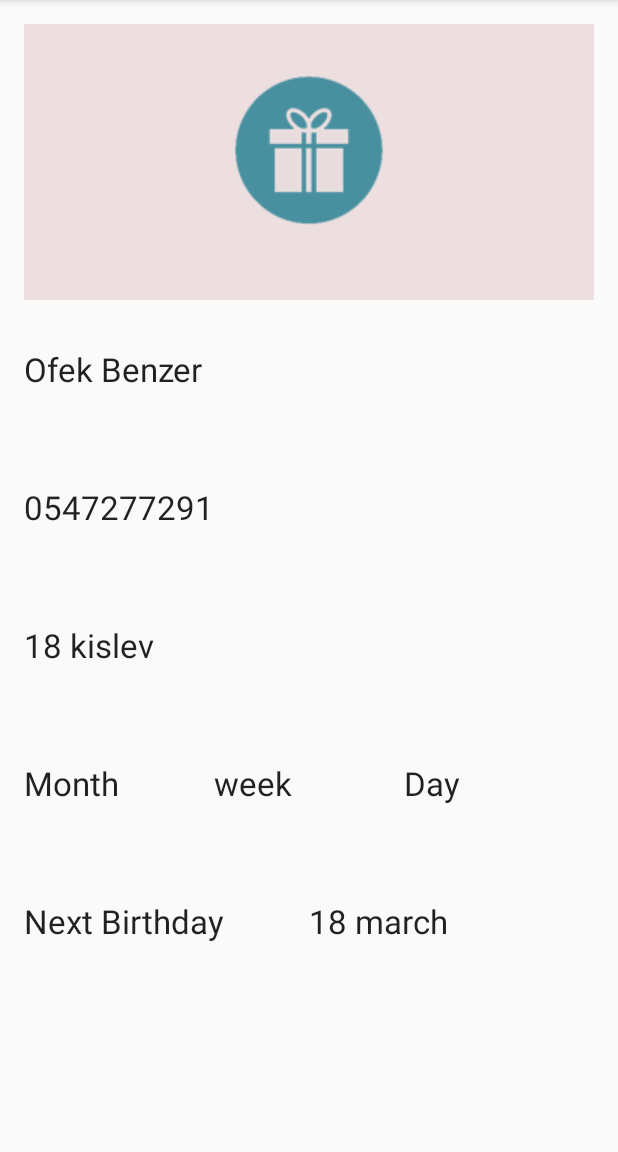
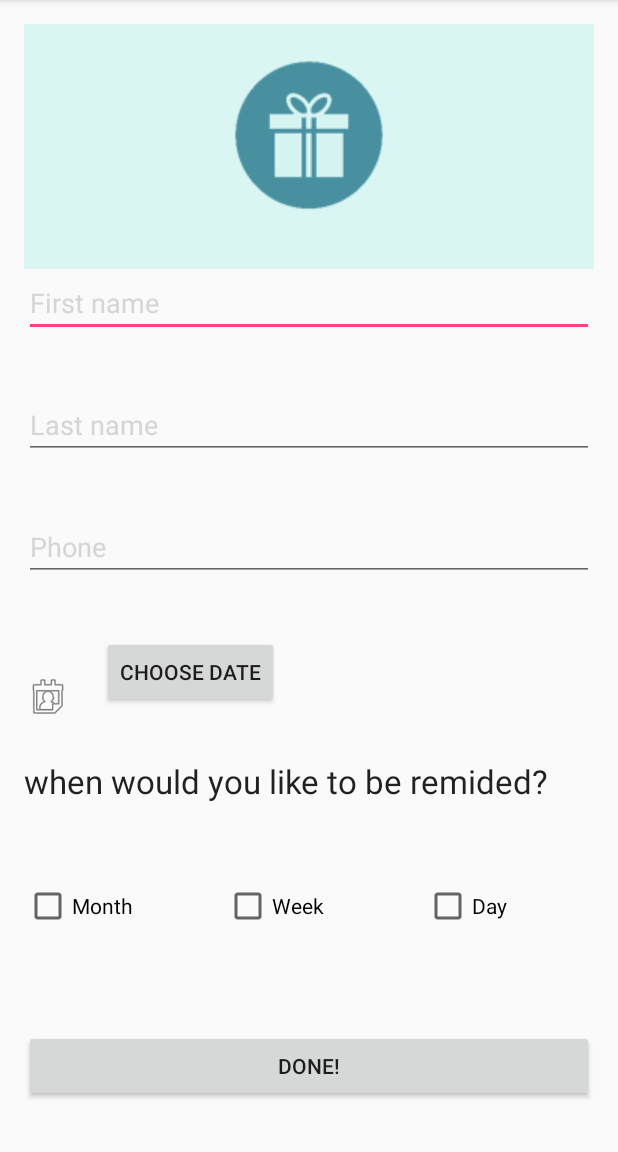
Before and after one commit to ydotco/HebrewBirthdayReminder, an Android app: the EditContact screen opened directly, with no data from a screen before it, on a phone screen of 412 x 824 dp, the part 84-1236 px from its top. Run offline under Robolectric (Android 15) with nearby library versions, the phone set to English and light mode, and no system bars; 8 statements that could not run were skipped.

Commit message:
edit contact and view contact added!

```diff
--- a/app/src/main/AndroidManifest.xml
+++ b/app/src/main/AndroidManifest.xml
@@ -26,8 +26,8 @@
         <activity
             android:name=".AddContact"
             android:noHistory="true" />
-        <activity android:name=".ViewContact" />
-        <activity android:name=".EditContact"></activity>
+        <activity android:name=".ViewContact"  />
+        <activity android:name=".EditContact" android:noHistory="true"></activity>
     </application>
 
 </manifest>
--- a/app/src/main/java/com/ydotco/hebrewbirthdayreminder/AddContact.java
+++ b/app/src/main/java/com/ydotco/hebrewbirthdayreminder/AddContact.java
@@ -6,11 +6,11 @@ import android.content.Intent;
 import android.os.Bundle;
 import android.support.v7.app.AppCompatActivity;
 import android.text.TextUtils;
+import android.util.Log;
 import android.view.View;
 import android.widget.CheckBox;
 import android.widget.DatePicker;
 import android.widget.EditText;
-import android.widget.ProgressBar;
 import android.widget.Toast;
 
 public class AddContact extends AppCompatActivity {
@@ -19,7 +19,6 @@ public class AddContact extends AppCompatActivity {
     EditText etFName, etLName, etPhone;
     CheckBox cbWeek, cbMonth, cbDay;
     int yearx, monthx, dayx;
-    ProgressBar progressBar;
 
 
     static final int DIALOG_ID = 0;
@@ -67,6 +66,7 @@ public class AddContact extends AppCompatActivity {
         contact.weekReminder = cbWeek.isChecked();
         if (contact.GetConvertedBDays(yearx, monthx, dayx) == true) {
             user.AddContact(contact, this);
+            Log.d("remider", "addcontact after user add contact=" + contact.toString());
             Toast.makeText(AddContact.this, "Contact Added Successfully!", Toast.LENGTH_SHORT).show();
         } else {
             Toast.makeText(AddContact.this, "an Error occurred while creating contact", Toast.LENGTH_SHORT).show();
--- a/app/src/main/java/com/ydotco/hebrewbirthdayreminder/EditContact.java
+++ b/app/src/main/java/com/ydotco/hebrewbirthdayreminder/EditContact.java
@@ -1,15 +1,119 @@
 package com.ydotco.hebrewbirthdayreminder;
 
+import android.app.DatePickerDialog;
+import android.app.Dialog;
+import android.content.Intent;
 import android.os.Bundle;
 import android.support.v7.app.AppCompatActivity;
+import android.text.TextUtils;
+import android.util.Log;
+import android.view.View;
+import android.widget.CheckBox;
+import android.widget.DatePicker;
+import android.widget.EditText;
+import android.widget.Toast;
 
 public class EditContact extends AppCompatActivity {
+    private static final int DIALOG_ID = 1;
+    User user = User.getInstance();
+    private Contact contact;
+    private EditText etFName, etLName, etPhone;
+    private CheckBox cbWeek, cbMonth, cbDay;
+    private int yearx, monthx, dayx;
+    private boolean dateChanged = false;
 
     @Override
     protected void onCreate(Bundle savedInstanceState) {
         super.onCreate(savedInstanceState);
         setContentView(R.layout.activity_edit_contact);
-        Contact contact=getIntent().getExtras().getParcelable("contact");
-;
+        contact = getIntent().getExtras().getParcelable("contact");
+        Log.d("remider", "after=" + contact.toString());
+        initView();
+        setupView();
+
+        etFName.setText(contact.fName);
+        etLName.setText(contact.lName);
+        etPhone.setText(contact.phoneNumber);
+        cbDay.setChecked(contact.dayReminder);
+        cbWeek.setChecked(contact.weekReminder);
+        cbMonth.setChecked(contact.monthReminder);
+
     }
+
+    private void setupView() {
+        System.out.println("++++++in setup view");
+
+
+    }
+
+    private void initView() {
+        System.out.println("++++++in initview");
+
+        yearx = 1989;
+        monthx = 8;
+        dayx = 10;
+        etFName = (EditText) findViewById(R.id.etFNameEditCon);
+        etLName = (EditText) findViewById(R.id.etLNameEditCon);
+        etPhone = (EditText) findViewById(R.id.etPhoneEditCon);
+        cbDay = (CheckBox) findViewById(R.id.cbDayEditCon);
+        cbMonth = (CheckBox) findViewById(R.id.cbMonthEditCon);
+        cbWeek = (CheckBox) findViewById(R.id.cbWeekEditCon);
+    }
+
+    public void updateContactBtnClick(View view) {
+        String fName = etFName.getText().toString();
+        String lName = etLName.getText().toString();
+        String phone = etPhone.getText().toString();
+        if (TextUtils.isEmpty(fName)) {
+            etFName.setError("please enter first name");
+            return;
+        }
+        if (TextUtils.isEmpty(lName)) {
+            etLName.setError("please enter Last name");
+            return;
+        }
+
+        contact.fName = fName;
+        contact.lName = lName;
+        contact.phoneNumber = phone;
+        contact.dayReminder = cbDay.isChecked();
+        contact.monthReminder = cbMonth.isChecked();
+        contact.weekReminder = cbWeek.isChecked();
+        if (dateChanged == true) {
+            contact.eDate = Util.ConvertIntToDate(yearx, monthx, dayx);
+            if (contact.GetConvertedBDays(yearx, monthx, dayx) == true) {
+                user.EditContact(contact, this);
+                Toast.makeText(EditContact.this, "Contact updated Successfully!", Toast.LENGTH_SHORT).show();
+            } else {
+                Toast.makeText(EditContact.this, "an Error occurred while creating contact", Toast.LENGTH_SHORT).show();
+            }
+        } else {
+            user.EditContact(contact, this);
+            Toast.makeText(EditContact.this, "Contact updated Successfully!", Toast.LENGTH_SHORT).show();
+        }
+        Intent intent = new Intent(this, Main2Activity.class);
+        startActivity(intent);
+
+    }
+
+    public void chooseDateBtnClickEditCon(View view) {
+        showDialog(DIALOG_ID);
+    }
+
+    @Override
+    protected Dialog onCreateDialog(int id) {
+        if (id == DIALOG_ID)
+            return new DatePickerDialog(this, dPickerListener, yearx, monthx, dayx);
+        return null;
+    }
+
+    private DatePickerDialog.OnDateSetListener dPickerListener = new DatePickerDialog.OnDateSetListener() {
+        @Override
+        public void onDateSet(DatePicker view, int year, int monthOfYear, int dayOfMonth) {
+            dateChanged = true;
+            yearx = year;
+            monthx = monthOfYear + 1;
+            dayx = dayOfMonth;
+        }
+    };
 }
--- a/app/src/main/res/layout/activity_edit_contact.xml
+++ b/app/src/main/res/layout/activity_edit_contact.xml
@@ -4,7 +4,6 @@
     android:layout_width="match_parent"
     android:layout_height="match_parent"
     android:paddingBottom="@dimen/activity_vertical_margin"
-
     android:paddingTop="@dimen/activity_vertical_margin"
     tools:context="com.ydotco.hebrewbirthdayreminder.EditContact">
 
@@ -23,7 +22,7 @@
             android:layout_weight="2"
             android:gravity="center"
             android:background="#345be5d7"
-            android:backgroundTint="#bc7777">
+            >
 
             <ImageView
                 android:layout_width="wrap_content"
@@ -45,16 +44,43 @@
             <ImageView
                 android:layout_width="wrap_content"
                 android:layout_height="wrap_content"
-                android:id="@+id/ivName"
+                android:id="@+id/ivFNameEditContact"
                 android:layout_gravity="center" />
 
-            <TextView
+            <EditText
                 android:layout_width="wrap_content"
                 android:layout_height="wrap_content"
-                android:textAppearance="?android:attr/textAppearanceLarge"
-                android:text="Ofek Benzer"
-                android:id="@+id/tvName"
+                android:inputType="textPersonName"
+                android:hint="First name"
+                android:ems="10"
+                android:id="@+id/etFNameEditCon"
+                android:textColorHint="#d6d5d5"
+                android:layout_weight="1" />
+
+        </LinearLayout>
+
+        <LinearLayout
+            android:orientation="horizontal"
+            android:layout_width="match_parent"
+            android:layout_height="0dp"
+            android:layout_gravity="center"
+            android:layout_weight="1" >
+
+            <ImageView
+                android:layout_width="wrap_content"
+                android:layout_height="wrap_content"
+                android:id="@+id/ivLastNameEditContact"
                 android:layout_gravity="center" />
+
+            <EditText
+                android:layout_width="wrap_content"
+                android:layout_height="wrap_content"
+                android:inputType="textPersonName"
+                android:hint="Last name"
+                android:ems="10"
+                android:id="@+id/etLNameEditCon"
+                android:textColorHint="#d6d5d5"
+                android:layout_weight="1" />
         </LinearLayout>
 
         <LinearLayout
@@ -67,16 +93,19 @@
             <ImageView
                 android:layout_width="wrap_content"
                 android:layout_height="wrap_content"
-                android:id="@+id/ivPhoneViewconract"
+                android:id="@+id/ivPhoneEditContact"
                 android:layout_gravity="center" />
 
-            <TextView
+            <EditText
                 android:layout_width="wrap_content"
                 android:layout_height="wrap_content"
-                android:textAppearance="?android:attr/textAppearanceLarge"
-                android:text="0547277291"
-                android:id="@+id/tvPhone"
-                android:layout_gravity="center" />
+                android:inputType="phone"
+                android:ems="10"
+                android:hint="Phone"
+                android:id="@+id/etPhoneEditCon"
+                android:textColorHint="#d6d5d5"
+                android:layout_weight="1" />
+
         </LinearLayout>
 
         <LinearLayout
@@ -89,16 +118,18 @@
             <ImageView
                 android:layout_width="wrap_content"
                 android:layout_height="wrap_content"
-                android:id="@+id/ivHebBDayViewContact"
-                android:layout_gravity="center" />
+                android:id="@+id/ivHebBDayEditContact"
+                android:layout_gravity="center"
+                android:layout_marginRight="20dp"
+                android:src="@android:drawable/ic_menu_my_calendar"/>
 
-            <TextView
+            <Button
                 android:layout_width="wrap_content"
                 android:layout_height="wrap_content"
-                android:textAppearance="?android:attr/textAppearanceLarge"
-                android:text="18 kislev"
-                android:id="@+id/tvHebBDay"
-                android:layout_gravity="center" />
+                android:text="choose date"
+                android:onClick="chooseDateBtnClickEditCon"
+                android:id="@+id/btnBDayEditCon" />
+
         </LinearLayout>
 
         <LinearLayout
@@ -109,31 +140,11 @@
             android:layout_weight="1">
 
             <TextView
-                android:layout_width="0dp"
+                android:layout_width="wrap_content"
                 android:layout_height="wrap_content"
                 android:textAppearance="?android:attr/textAppearanceLarge"
-                android:text="Month"
-                android:id="@+id/tvMonthRe"
-                android:layout_gravity="center"
-                android:layout_weight="1" />
-
-            <TextView
-                android:layout_width="0dp"
-                android:layout_height="wrap_content"
-                android:textAppearance="?android:attr/textAppearanceLarge"
-                android:text="week"
-                android:id="@+id/tvWeekRe"
-                android:layout_gravity="center"
-                android:layout_weight="1" />
-
-            <TextView
-                android:layout_width="0dp"
-                android:layout_height="wrap_content"
-                android:textAppearance="?android:attr/textAppearanceLarge"
-                android:text="Day"
-                android:id="@+id/tvDayRe"
-                android:layout_gravity="center"
-                android:layout_weight="1" />
+                android:text="when would you like to be remided?"
+                android:id="@+id/tvWhenWouldYouLikeToBeRemided" />
         </LinearLayout>
 
         <LinearLayout
@@ -143,23 +154,32 @@
             android:layout_gravity="center"
             android:layout_weight="1">
 
-            <TextView
+
+            <CheckBox
                 android:layout_width="0dp"
                 android:layout_height="wrap_content"
-                android:textAppearance="?android:attr/textAppearanceLarge"
-                android:text="Next Birthday"
-                android:id="@+id/textView4"
+                android:text="Month"
+                android:id="@+id/cbMonthEditCon"
                 android:layout_weight="1"
-                android:layout_gravity="center" />
+                android:checked="false" />
 
-            <TextView
+            <CheckBox
                 android:layout_width="0dp"
                 android:layout_height="wrap_content"
-                android:textAppearance="?android:attr/textAppearanceLarge"
-                android:text="18 march"
-                android:id="@+id/tvNextBday"
+                android:text="Week"
+                android:id="@+id/cbWeekEditCon"
                 android:layout_weight="1"
-                android:layout_gravity="center" />
+                android:layout_marginLeft="20dp"
+                android:layout_marginRight="20dp"
+                android:checked="false" />
+
+            <CheckBox
+                android:layout_width="0dp"
+                android:layout_height="wrap_content"
+                android:text="Day"
+                android:id="@+id/cbDayEditCon"
+                android:layout_weight="1"
+                android:checked="false" />
         </LinearLayout>
 
         <LinearLayout
@@ -167,7 +187,17 @@
             android:layout_width="match_parent"
             android:layout_height="0dp"
             android:layout_gravity="center"
-            android:layout_weight="1"></LinearLayout>
+            android:layout_weight="1">
+
+            <Button
+                android:layout_width="wrap_content"
+                android:layout_height="wrap_content"
+                android:text="Done!"
+                android:id="@+id/btnUpdateContactEditCon"
+                android:layout_gravity="center"
+                android:onClick="updateContactBtnClick"
+                android:layout_weight="1" />
+        </LinearLayout>
 
     </LinearLayout>
 
--- a/app/src/main/res/values/colors.xml
+++ b/app/src/main/res/values/colors.xml
@@ -5,4 +5,7 @@
     <color name="colorAccent">#FF4081</color>
     <color name="colorFabOne">#e040fb</color>
     <color name="colorFabTwo">#2196F3</color>
+    <color name="colorReminderTrue">#82E698</color>
+    <color name="colorReminderFalse">#FA6969</color>
+
 </resources>
```
Also changed, not shown: app/src/main/java/com/ydotco/hebrewbirthdayreminder/Contact.java (+29 -3 lines), app/src/main/java/com/ydotco/hebrewbirthdayreminder/Main2Activity.java (+21 -23 lines), app/src/main/java/com/ydotco/hebrewbirthdayreminder/User.java (+15 -15 lines), app/src/main/java/com/ydotco/hebrewbirthdayreminder/ViewContact.java (+53 -2 lines), app/src/main/res/layout/activity_view_contact.xml (+8 -8 lines).
